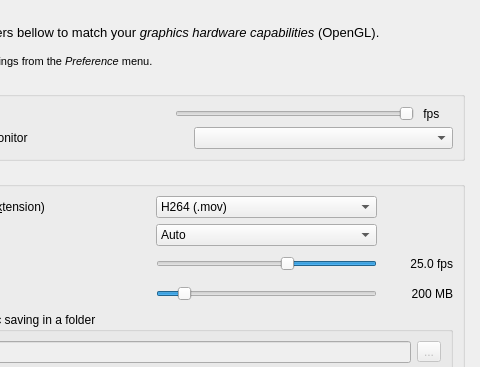
Qt form src/UserPreferencesDialog.ui (markus-wa/glmixer-mirror) before a commit; both pictures show x 178 to 658 and y 0 to 367 of the 658 by 624 pixel window.
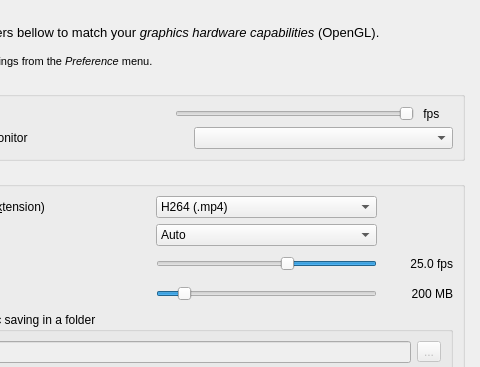
The same form after that commit. The open tabs and pages were chosen to show the change. Icons and pictures are not drawn. Custom widgets are drawn as their Qt base class.

```diff
--- a/src/UserPreferencesDialog.ui
+++ b/src/UserPreferencesDialog.ui
@@ -1078,7 +1078,12 @@
                   </property>
                   <item>
                    <property name="text">
-                    <string>H264 (.mov)</string>
+                    <string>H264 (.mp4)</string>
+                   </property>
+                  </item>
+                  <item>
+                   <property name="text">
+                    <string>HEVC (.mkv)</string>
                    </property>
                   </item>
                   <item>
```
Left out of the diff: 4 changed lines with no effect on the pictures.
